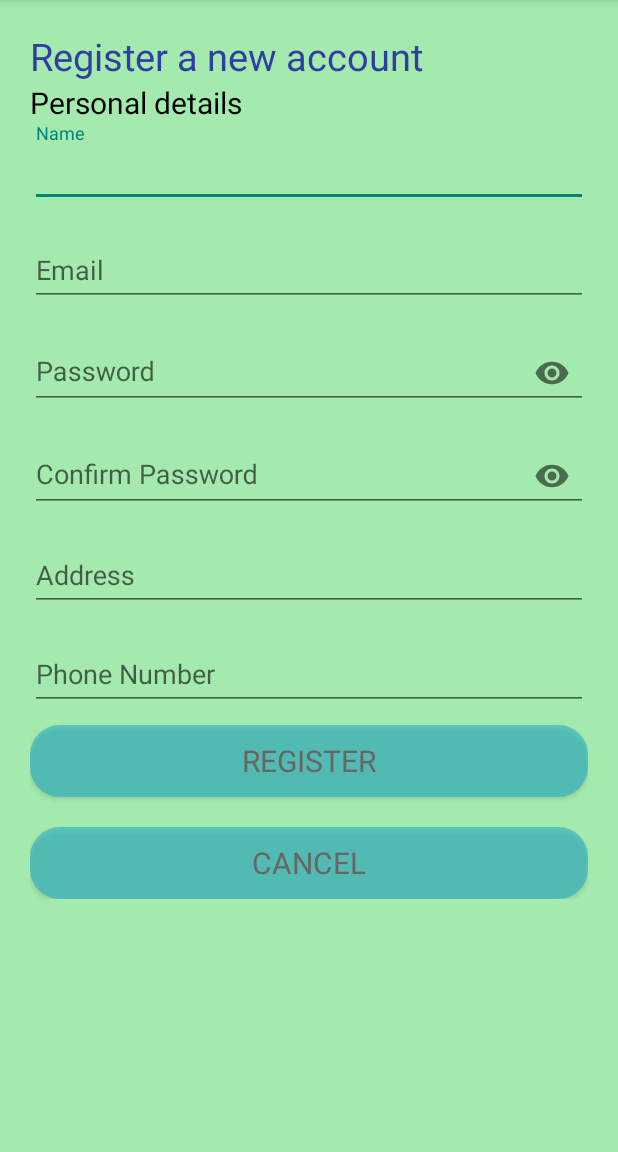
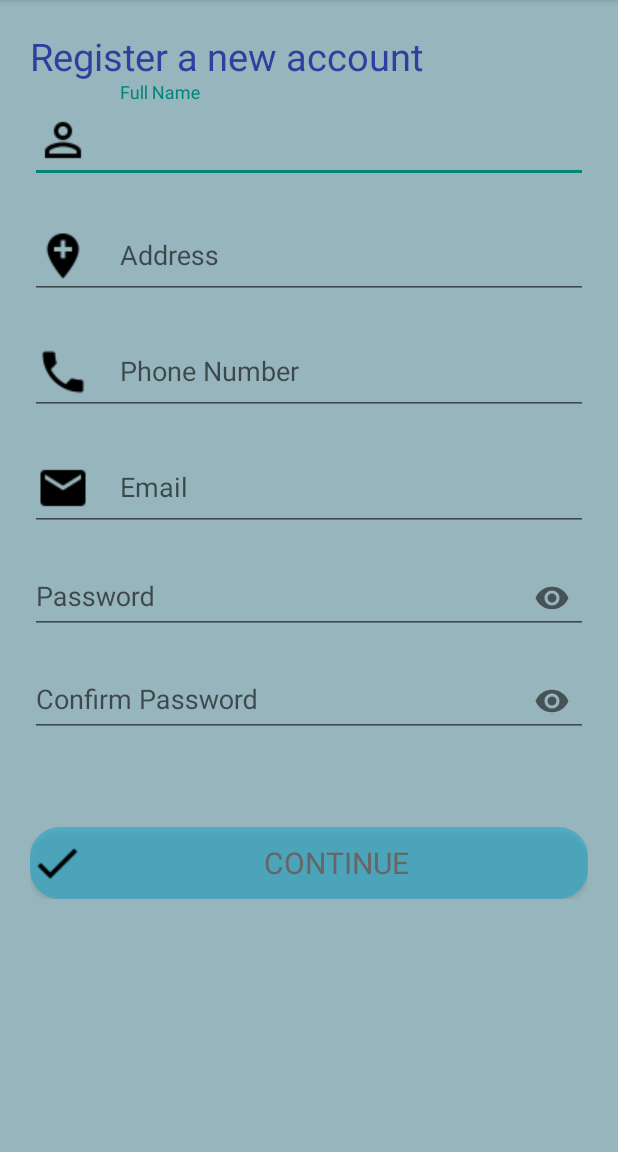
Before and after one commit to DipeanraCFC/Sample, an Android app: the RegisterActivity screen opened directly, with no data from a screen before it, on a phone screen of 412 x 824 dp, the part 84-1236 px from its top. Run offline under Robolectric (Android 15) with nearby library versions, the phone set to English and light mode, and no system bars; our stand-ins replace Firebase (no records; nobody signed in at launch, a user with empty details on screens opened directly).

```diff
--- a/app/src/main/java/com/microsoft/projectoxford/face/samples/ui/RegisterActivity.java
+++ b/app/src/main/java/com/microsoft/projectoxford/face/samples/ui/RegisterActivity.java
@@ -30,7 +30,7 @@ import java.util.regex.Pattern;
 public class RegisterActivity extends AppCompatActivity {
 
     EditText mNameEditText, mEmailEditText, mPasswordEditText, mAddressEditText, mPhoneEditText, mConfirmPasswordEditText;
-    Button mRegisterButton, mLoginButton;
+    Button mRegisterButton;
     ProgressDialog mProgressDialog;
     String email, password;
     Uri file;
@@ -54,7 +54,6 @@ public class RegisterActivity extends AppCompatActivity {
         mPhoneEditText = (EditText) findViewById(R.id.activity_register_phone_editText);
 
         mRegisterButton = (Button) findViewById(R.id.activity_register_register_button);
-        mLoginButton = (Button) findViewById(R.id.activity_register_login_button);
         mAuth = FirebaseAuth.getInstance();
         mAuthListener = new FirebaseAuth.AuthStateListener() {
             @Override
@@ -134,14 +133,6 @@ public class RegisterActivity extends AppCompatActivity {
             }
         });
 
-        mLoginButton.setOnClickListener(new View.OnClickListener() {
-            @Override
-            public void onClick(View view) {
-
-                Intent intent = new Intent(RegisterActivity.this, LoginActivity.class);
-                startActivity(intent);
-            }
-        });
 
     }
 
--- a/app/src/main/res/layout/activity_register.xml
+++ b/app/src/main/res/layout/activity_register.xml
@@ -3,7 +3,7 @@
     xmlns:app="http://schemas.android.com/apk/res-auto"
     android:layout_width="match_parent"
     android:layout_height="match_parent"
-    android:background="@color/login_background"
+    android:background="@color/register_background"
     android:orientation="vertical"
     android:padding="20dp"
 
@@ -33,14 +33,6 @@
 
                 />
 
-            <TextView
-                android:layout_width="match_parent"
-                android:layout_height="wrap_content"
-                android:text="Personal details"
-                android:textAlignment="center"
-                android:textColor="@color/black"
-                android:textSize="20dp" />
-
 
             <android.support.design.widget.TextInputLayout
                 android:layout_width="match_parent"
@@ -54,7 +46,9 @@
                     android:layout_width="match_parent"
                     android:layout_height="wrap_content"
                     android:layout_marginBottom="10dp"
-                    android:hint="Name"
+                    android:drawableLeft="@drawable/name_icon"
+                    android:drawablePadding="20dp"
+                    android:hint="Full Name"
                     android:imeOptions="actionNext"
                     android:maxLines="1"
                     android:textColorHint="#000"
@@ -62,6 +56,54 @@
 
                     />
 
+
+            </android.support.design.widget.TextInputLayout>
+
+            <android.support.design.widget.TextInputLayout
+                android:layout_width="match_parent"
+                android:layout_height="wrap_content"
+
+
+                >
+
+                <EditText
+                    android:id="@+id/activity_register_address_editText"
+                    android:layout_width="match_parent"
+                    android:layout_height="wrap_content"
+                    android:layout_marginBottom="10dp"
+                    android:drawableLeft="@drawable/address"
+                    android:drawablePadding="20dp"
+                    android:hint="Address"
+                    android:imeOptions="actionNext"
+                    android:maxLines="1"
+                    android:textColorHint="#000"
+
+
+                    />
+
+            </android.support.design.widget.TextInputLayout>
+
+
+            <android.support.design.widget.TextInputLayout
+                android:layout_width="match_parent"
+                android:layout_height="wrap_content"
+
+                >
+
+                <EditText
+                    android:id="@+id/activity_register_phone_editText"
+                    android:layout_width="match_parent"
+                    android:layout_height="wrap_content"
+                    android:layout_marginBottom="10dp"
+                    android:drawableLeft="@drawable/phone_icon"
+                    android:drawablePadding="20dp"
+                    android:hint="Phone Number"
+                    android:imeOptions="actionDone"
+                    android:inputType="phone"
+                    android:maxLines="1"
+                    android:textColorHint="#000"
+
+                    />
 
             </android.support.design.widget.TextInputLayout>
 
@@ -78,6 +120,8 @@
                     android:layout_width="match_parent"
                     android:layout_height="wrap_content"
                     android:layout_marginBottom="10dp"
+                    android:drawableLeft="@drawable/email_icon"
+                    android:drawablePadding="20dp"
                     android:hint="Email"
                     android:imeOptions="actionNext"
                     android:inputType="textEmailAddress"
@@ -100,11 +144,14 @@
                     android:layout_width="match_parent"
                     android:layout_height="wrap_content"
                     android:layout_marginBottom="10dp"
+                    android:drawableLeft="@drawable/password_icon"
+                    android:drawablePadding="20dp"
                     android:hint="Password"
                     android:imeOptions="actionNext"
                     android:inputType="textPassword"
                     android:maxLines="1"
-                    android:textColorHint="#000" />
+                    android:textColorHint="#000"
+                    />
 
             </android.support.design.widget.TextInputLayout>
 
@@ -120,6 +167,8 @@
                     android:layout_width="match_parent"
                     android:layout_height="wrap_content"
                     android:layout_marginBottom="10dp"
+                    android:drawableLeft="@drawable/password_icon"
+                    android:drawablePadding="20dp"
                     android:hint="Confirm Password"
                     android:imeOptions="actionNext"
                     android:inputType="textPassword"
@@ -132,70 +181,19 @@
             </android.support.design.widget.TextInputLayout>
 
 
-            <android.support.design.widget.TextInputLayout
-                android:layout_width="match_parent"
-                android:layout_height="wrap_content"
-
-
-                >
-
-                <EditText
-                    android:id="@+id/activity_register_address_editText"
-                    android:layout_width="match_parent"
-                    android:layout_height="wrap_content"
-                    android:layout_marginBottom="10dp"
-                    android:hint="Address"
-                    android:imeOptions="actionNext"
-                    android:maxLines="1"
-                    android:textColorHint="#000"
-
-
-                    />
-
-            </android.support.design.widget.TextInputLayout>
-
-
-            <android.support.design.widget.TextInputLayout
-                android:layout_width="match_parent"
-                android:layout_height="wrap_content"
-
-                >
-
-                <EditText
-                    android:id="@+id/activity_register_phone_editText"
-                    android:layout_width="match_parent"
-                    android:layout_height="wrap_content"
-                    android:layout_marginBottom="10dp"
-                    android:hint="Phone Number"
-                    android:imeOptions="actionDone"
-                    android:inputType="phone"
-                    android:maxLines="1"
-                    android:textColorHint="#000"
-
-                    />
-
-            </android.support.design.widget.TextInputLayout>
-
             <Button
                 android:id="@+id/activity_register_register_button"
                 android:layout_width="match_parent"
                 android:layout_height="wrap_content"
+                android:layout_marginTop="50dp"
                 android:background="@drawable/rounded_button"
+                android:drawableLeft="@drawable/continue_icon"
                 android:fontFamily="sans-serif"
-                android:text="Register"
+                android:text="continue"
                 android:textColor="#686565"
-                android:textSize="20dp" />
+                android:textSize="20dp"
 
-            <Button
-                android:id="@+id/activity_register_login_button"
-                android:layout_width="match_parent"
-                android:layout_height="wrap_content"
-                android:layout_marginTop="20dp"
-                android:background="@drawable/rounded_button"
-                android:fontFamily="sans-serif"
-                android:text="Cancel"
-                android:textColor="#686565"
-                android:textSize="20dp" />
+                />
 
 
         </LinearLayout>
--- a/app/src/main/res/values/colors.xml
+++ b/app/src/main/res/values/colors.xml
@@ -12,6 +12,7 @@
     <color name="detection_bg">#796d64</color>
     <color name="black">#000000</color>
     <color name="button_login">#8013a8ce</color>
+    <color name="register_background">#80377281</color>
 
 
 </resources>
```
Also changed, not shown: app/src/main/res/drawable/address.png (added), app/src/main/res/drawable/cancel_icon.png (added), app/src/main/res/drawable/continue_icon.png (added), app/src/main/res/drawable/name_icon.png (added), app/src/main/res/drawable/phone_icon.png (added).
